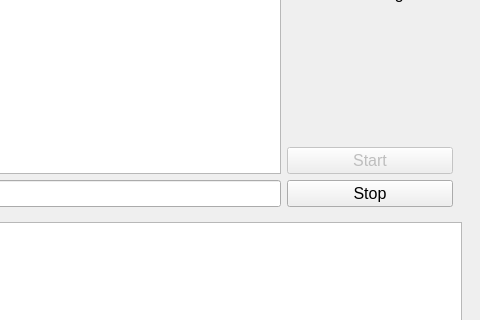
Qt form src/comfy_tweaker/ui/tweaker.ui (halkony/comfy-tweaker) before a commit; both pictures show x 610 to 1090 and y 403 to 723 of the 1090 by 859 pixel window.
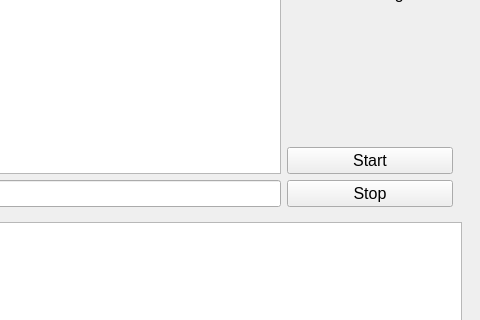
The same form after that commit.

Commit message: Updated README with gif demo, changed UI to check for connection right before starting queue.

What changed in the file:
```diff
--- a/src/comfy_tweaker/ui/tweaker.ui
+++ b/src/comfy_tweaker/ui/tweaker.ui
@@ -408,7 +408,7 @@
                   <item>
                    <widget class="QPushButton" name="queueStartButton">
                     <property name="enabled">
-                     <bool>false</bool>
+                     <bool>true</bool>
                     </property>
                     <property name="sizePolicy">
                      <sizepolicy hsizetype="Minimum" vsizetype="Fixed">
```
The commit also changes 4 other files.
